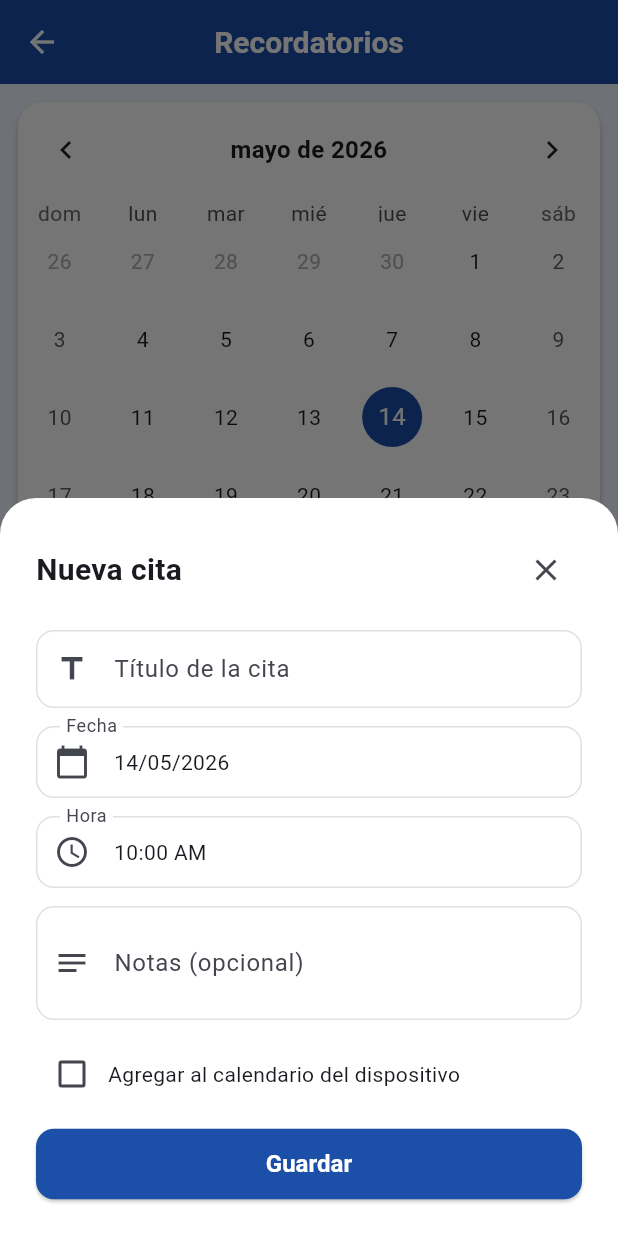
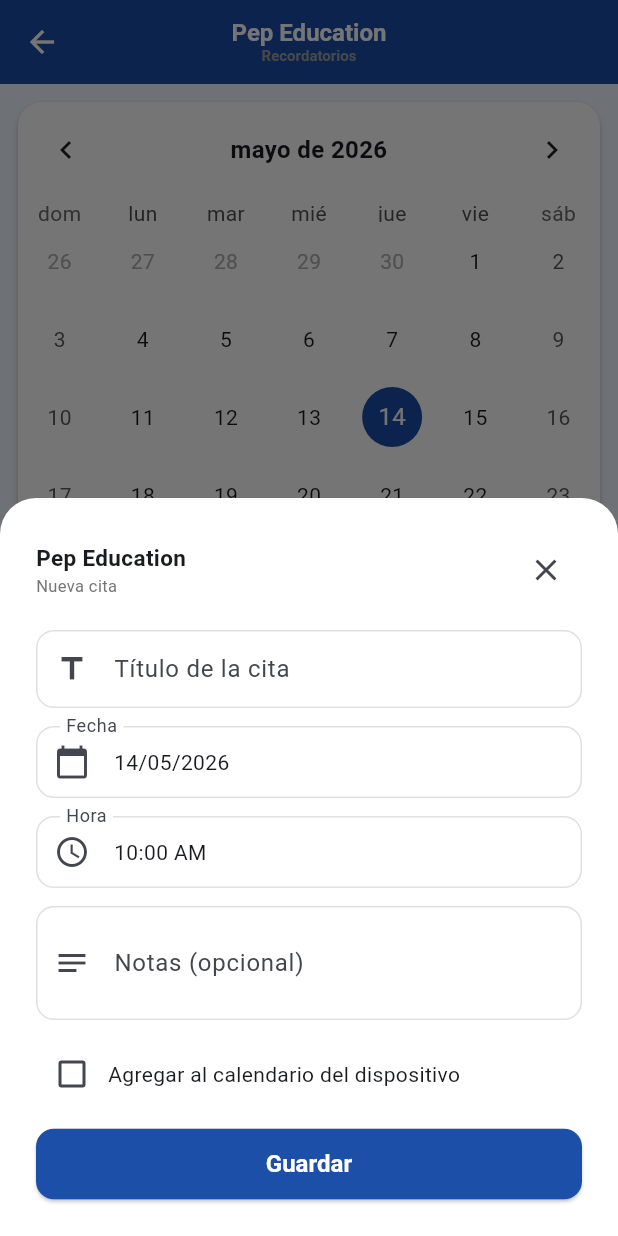
Before and after one commit to msmgxe/PepDocs, a Flutter app: the RemindersScreen screen opened directly, after a tap on the "add" icon, on a phone screen of 412 x 824 dp. Run offline on Flutter 3.47's test engine with Material 3 defaults, Android fonts, the phone set to English and light mode, and no system bars; drawn by our look-alikes of table_calendar; our stand-ins replace fl_chart, image_picker, shared_preferences, supabase_flutter; missing offline and left inert: device_calendar; accounts and stored records are empty.

Commit message:
feat: add app name to bottom sheet headers (reminders + weight)
Show "Pep Education" above section name in all modal bottom sheets
to match the unified header pattern across the app.

Co-Authored-By: Claude Sonnet 4.6 <noreply@anthropic.com>

```diff
--- a/mobile_flutter/lib/screens/tabs/reminders_screen.dart
+++ b/mobile_flutter/lib/screens/tabs/reminders_screen.dart
@@ -83,31 +83,44 @@ class _RemindersScreenState extends State<RemindersScreen> {
       isScrollControlled: true,
       backgroundColor: Colors.transparent,
       builder: (ctx) => StatefulBuilder(
-        builder: (ctx, setDialogState) => Container(
+        builder: (ctx, setDialogState) {
+          final keyboardHeight = MediaQuery.of(ctx).viewInsets.bottom;
+          final maxHeight = MediaQuery.of(ctx).size.height * 0.85;
+          return Padding(
+            padding: EdgeInsets.only(bottom: keyboardHeight),
+            child: Container(
+              constraints: BoxConstraints(maxHeight: maxHeight),
               decoration: const BoxDecoration(
                 color: Colors.white,
                 borderRadius: BorderRadius.vertical(top: Radius.circular(24)),
               ),
-          padding: EdgeInsets.only(
-            left: 24,
-            right: 24,
-            top: 24,
-            bottom: MediaQuery.of(ctx).viewInsets.bottom + 24,
-          ),
               child: Form(
                 key: formKey,
+                child: SingleChildScrollView(
+                  padding: const EdgeInsets.fromLTRB(24, 24, 24, 24),
                   child: Column(
                     mainAxisSize: MainAxisSize.min,
                     crossAxisAlignment: CrossAxisAlignment.stretch,
                     children: [
                 Row(
                   children: [
+                    Column(
+                      crossAxisAlignment: CrossAxisAlignment.start,
+                      children: [
+                        Text(
+                          l.tr('app_name'),
+                          style: const TextStyle(
+                              fontSize: 15, fontWeight: FontWeight.w700),
+                        ),
                         Text(
                           existing == null
                               ? l.tr('reminder_add')
                               : l.tr('reminder_edit'),
-                      style: const TextStyle(
-                          fontSize: 20, fontWeight: FontWeight.bold),
+                          style: TextStyle(
+                              fontSize: 11,
+                              color: Colors.grey[600]),
+                        ),
+                      ],
                     ),
                     const Spacer(),
                     IconButton(
@@ -209,6 +222,9 @@ class _RemindersScreenState extends State<RemindersScreen> {
                   ),
                 ),
               ),
+            ),
+          );
+        },
       ),
     );
   }
@@ -336,7 +352,16 @@ class _RemindersScreenState extends State<RemindersScreen> {
     final calLocale = l.calendarLocale;
 
     return Scaffold(
-      appBar: AppBar(title: Text(l.tr('reminders_title'))),
+      appBar: AppBar(
+        centerTitle: true,
+        title: Column(
+          mainAxisSize: MainAxisSize.min,
+          children: [
+            Text(l.tr('app_name'), style: const TextStyle(fontSize: 16, fontWeight: FontWeight.bold)),
+            Text(l.tr('reminders_title'), style: TextStyle(fontSize: 10, color: Colors.grey[500])),
+          ],
+        ),
+      ),
       backgroundColor: kBackground,
       floatingActionButton: FloatingActionButton(
         onPressed: _showAddDialog,
```
Also changed, not shown: mobile_flutter/lib/screens/tabs/weight_screen.dart (+89 -11 lines). Lines whose indentation alone changed are shown as unchanged.
